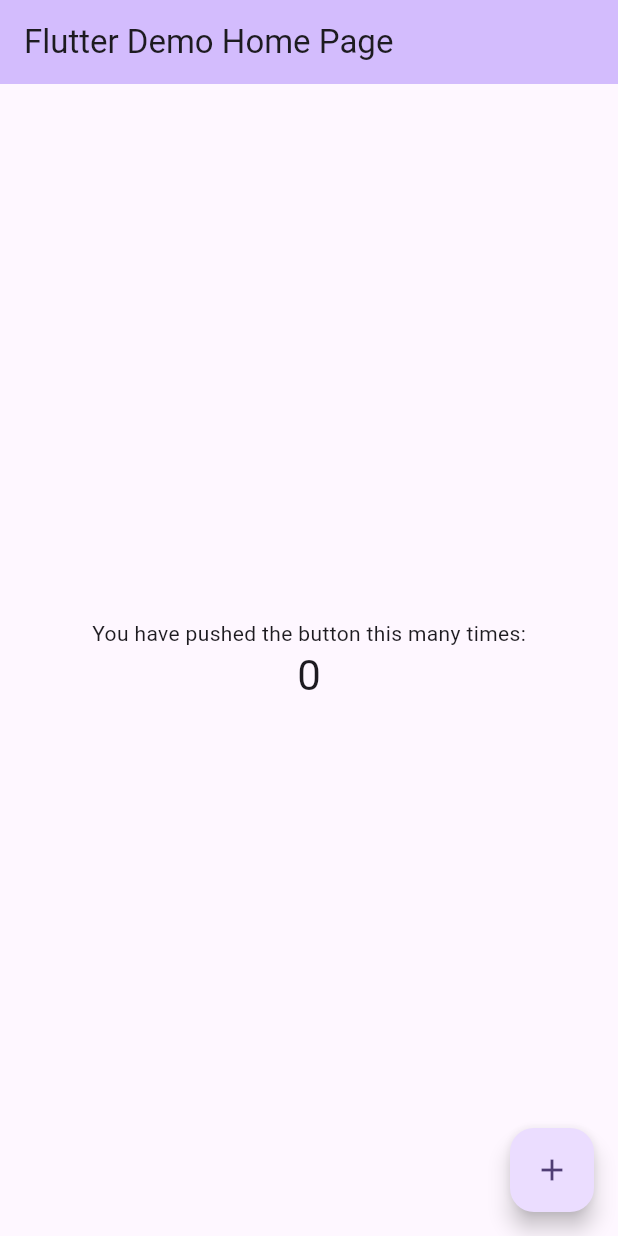
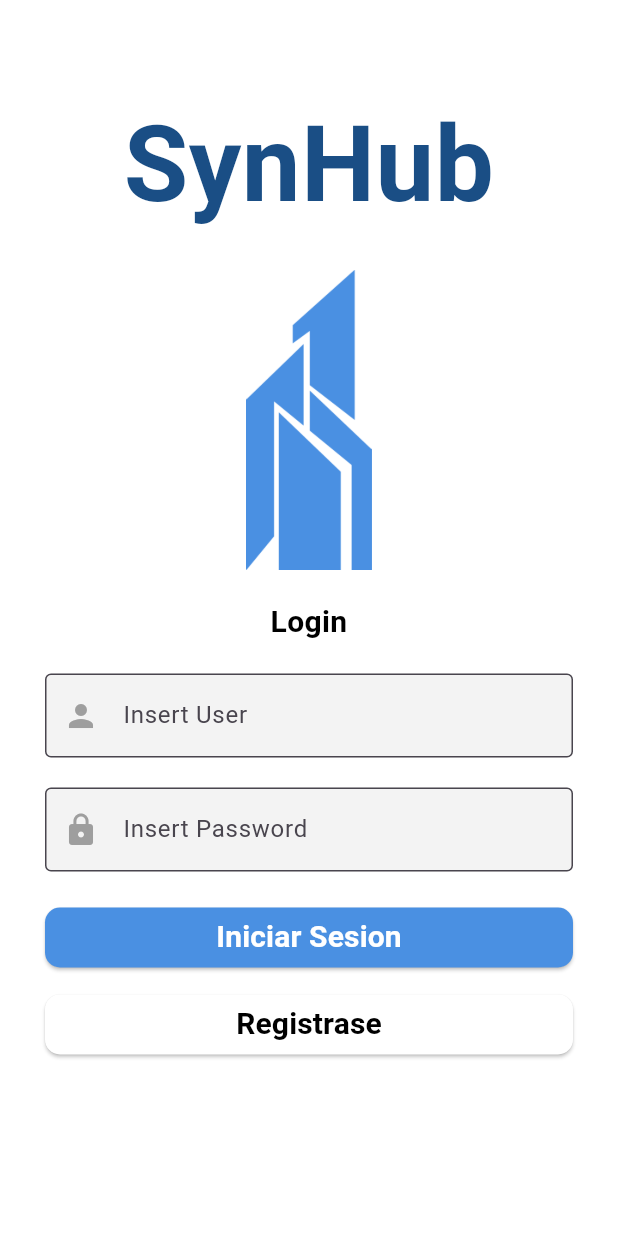
Before and after one commit to NRG-4/synhub-flutter-mobile-app, a Flutter app: the screen it shows after launch, on a phone screen of 412 x 824 dp. Run offline on Flutter 3.47's test engine with Material 3 defaults, Android fonts, the phone set to English and light mode, and no system bars.

Commit message:
feat(login): add login screen and update main entry point

```diff
--- a/lib/main.dart
+++ b/lib/main.dart
@@ -1,4 +1,5 @@
 import 'package:flutter/material.dart';
+import 'package:synhub/shared/views/Login.dart';
 
 void main() {
   runApp(const MyApp());
@@ -11,112 +12,11 @@ class MyApp extends StatelessWidget {
   @override
   Widget build(BuildContext context) {
     return MaterialApp(
-      title: 'Flutter Demo',
+      title: 'SynHub',
       theme: ThemeData(
-        // This is the theme of your application.
-        //
-        // TRY THIS: Try running your application with "flutter run". You'll see
-        // the application has a purple toolbar. Then, without quitting the app,
-        // try changing the seedColor in the colorScheme below to Colors.green
-        // and then invoke "hot reload" (save your changes or press the "hot
-        // reload" button in a Flutter-supported IDE, or press "r" if you used
-        // the command line to start the app).
-        //
-        // Notice that the counter didn't reset back to zero; the application
-        // state is not lost during the reload. To reset the state, use hot
-        // restart instead.
-        //
-        // This works for code too, not just values: Most code changes can be
-        // tested with just a hot reload.
         colorScheme: ColorScheme.fromSeed(seedColor: Colors.deepPurple),
       ),
-      home: const MyHomePage(title: 'Flutter Demo Home Page'),
+      home: Login(),
     );
   }
 }
-
-class MyHomePage extends StatefulWidget {
-  const MyHomePage({super.key, required this.title});
-
-  // This widget is the home page of your application. It is stateful, meaning
-  // that it has a State object (defined below) that contains fields that affect
-  // how it looks.
-
-  // This class is the configuration for the state. It holds the values (in this
-  // case the title) provided by the parent (in this case the App widget) and
-  // used by the build method of the State. Fields in a Widget subclass are
-  // always marked "final".
-
-  final String title;
-
-  @override
-  State<MyHomePage> createState() => _MyHomePageState();
-}
-
-class _MyHomePageState extends State<MyHomePage> {
-  int _counter = 0;
-
-  void _incrementCounter() {
-    setState(() {
-      // This call to setState tells the Flutter framework that something has
-      // changed in this State, which causes it to rerun the build method below
-      // so that the display can reflect the updated values. If we changed
-      // _counter without calling setState(), then the build method would not be
-      // called again, and so nothing would appear to happen.
-      _counter++;
-    });
-  }
-
-  @override
-  Widget build(BuildContext context) {
-    // This method is rerun every time setState is called, for instance as done
-    // by the _incrementCounter method above.
-    //
-    // The Flutter framework has been optimized to make rerunning build methods
-    // fast, so that you can just rebuild anything that needs updating rather
-    // than having to individually change instances of widgets.
-    return Scaffold(
-      appBar: AppBar(
-        // TRY THIS: Try changing the color here to a specific color (to
-        // Colors.amber, perhaps?) and trigger a hot reload to see the AppBar
-        // change color while the other colors stay the same.
-        backgroundColor: Theme.of(context).colorScheme.inversePrimary,
-        // Here we take the value from the MyHomePage object that was created by
-        // the App.build method, and use it to set our appbar title.
-        title: Text(widget.title),
-      ),
-      body: Center(
-        // Center is a layout widget. It takes a single child and positions it
-        // in the middle of the parent.
-        child: Column(
-          // Column is also a layout widget. It takes a list of children and
-          // arranges them vertically. By default, it sizes itself to fit its
-          // children horizontally, and tries to be as tall as its parent.
-          //
-          // Column has various properties to control how it sizes itself and
-          // how it positions its children. Here we use mainAxisAlignment to
-          // center the children vertically; the main axis here is the vertical
-          // axis because Columns are vertical (the cross axis would be
-          // horizontal).
-          //
-          // TRY THIS: Invoke "debug painting" (choose the "Toggle Debug Paint"
-          // action in the IDE, or press "p" in the console), to see the
-          // wireframe for each widget.
-          mainAxisAlignment: MainAxisAlignment.center,
-          children: <Widget>[
-            const Text('You have pushed the button this many times:'),
-            Text(
-              '$_counter',
-              style: Theme.of(context).textTheme.headlineMedium,
-            ),
-          ],
-        ),
-      ),
-      floatingActionButton: FloatingActionButton(
-        onPressed: _incrementCounter,
-        tooltip: 'Increment',
-        child: const Icon(Icons.add),
-      ), // This trailing comma makes auto-formatting nicer for build methods.
-    );
-  }
-}
--- /dev/null
+++ b/lib/shared/views/Login.dart
@@ -0,0 +1,118 @@
+import 'package:flutter/material.dart';
+
+class Login extends StatelessWidget {
+  const Login({super.key});
+
+  @override
+  Widget build(BuildContext context) {
+    return Scaffold(
+      backgroundColor: const Color(0xFFFFFFFF),
+      body: Padding(
+        padding: const EdgeInsets.symmetric(horizontal: 30, vertical: 40),
+        child: Column(
+          mainAxisAlignment: MainAxisAlignment.start,
+          crossAxisAlignment: CrossAxisAlignment.center,
+          children: [
+            const SizedBox(height: 20),
+            const Text(
+              'SynHub',
+              style: TextStyle(
+                fontSize: 70,
+                fontWeight: FontWeight.bold,
+                color: Color(0xFF1A4E85),
+              ),
+              textAlign: TextAlign.center,
+            ),
+            const SizedBox(height: 20),
+            SizedBox(
+              height: 200,
+              child: Image.asset(
+                'images/synhub_logo.png', // Asegúrate de tener la imagen en assets
+                fit: BoxFit.contain,
+              ),
+            ),
+            const SizedBox(height: 20),
+            const Text(
+              'Login',
+              style: TextStyle(
+                fontSize: 20,
+                color: Color(0xFF000000),
+                fontWeight: FontWeight.bold,
+              ),
+              textAlign: TextAlign.center,
+            ),
+            const SizedBox(height: 20),
+            TextField(
+              decoration: InputDecoration(
+                labelText: 'Insert User',
+                hintText: 'User',
+                prefixIcon: Icon(Icons.person, color: Colors.grey),
+                filled: true,
+                fillColor: Color(0xFFF3F3F3),
+                border: OutlineInputBorder(),
+              ),
+            ),
+            const SizedBox(height: 20),
+            TextField(
+              obscureText: true,
+              decoration: InputDecoration(
+                labelText: 'Insert Password',
+                hintText: 'password',
+                prefixIcon: Icon(Icons.lock, color: Colors.grey),
+                filled: true,
+                fillColor: Color(0xFFF3F3F3),
+                border: OutlineInputBorder(),
+              ),
+            ),
+            const SizedBox(height: 20),
+            SizedBox(
+              width: double.infinity,
+              child: ElevatedButton(
+                style: ButtonStyle(
+                  backgroundColor: WidgetStateProperty.all(const Color(0xFF4A90E2)),
+                  shape: WidgetStateProperty.all(
+                    RoundedRectangleBorder(
+                      borderRadius: BorderRadius.circular(10),
+                    ),
+                  ),
+                ),
+                onPressed: () {}, // Cambiado para habilitar el botón
+                child: const Text(
+                  'Iniciar Sesion',
+                  style: TextStyle(
+                    fontSize: 20,
+                    color: Colors.white,
+                    fontWeight: FontWeight.bold,
+                  ),
+                ),
+              ),
+            ),
+            const SizedBox(height: 10),
+            SizedBox(
+              width: double.infinity,
+              child: ElevatedButton(
+                style: ButtonStyle(
+                  backgroundColor: WidgetStateProperty.all(const Color(0xFFFFFFFF)),
+                  shape: WidgetStateProperty.all(
+                    RoundedRectangleBorder(
+                      borderRadius: BorderRadius.circular(10),
+                    ),
+                  ),
+                ),
+                onPressed: () {}, // Cambiado para habilitar el botón
+                child: const Text(
+                  'Registrase',
+                  style: TextStyle(
+                    fontSize: 20,
+                    color: Colors.black,
+                    fontWeight: FontWeight.bold,
+                  ),
+                ),
+              ),
+            ),
+          ],
+        ),
+      ),
+    );
+  }
+}
--- a/pubspec.yaml
+++ b/pubspec.yaml
@@ -58,7 +58,8 @@ flutter:
   uses-material-design: true
 
   # To add assets to your application, add an assets section, like this:
-  # assets:
+  assets:
+    - images/synhub_logo.png
   #   - images/a_dot_burr.jpeg
   #   - images/a_dot_ham.jpeg
 
```
Also changed, not shown: images/synhub_logo.png (added).
